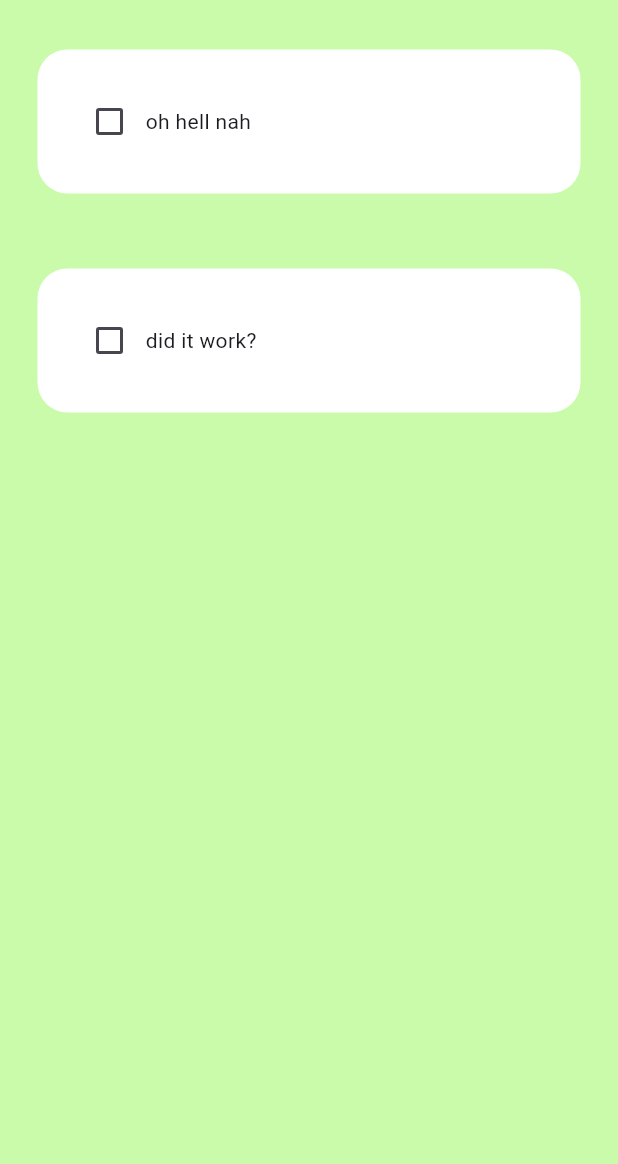
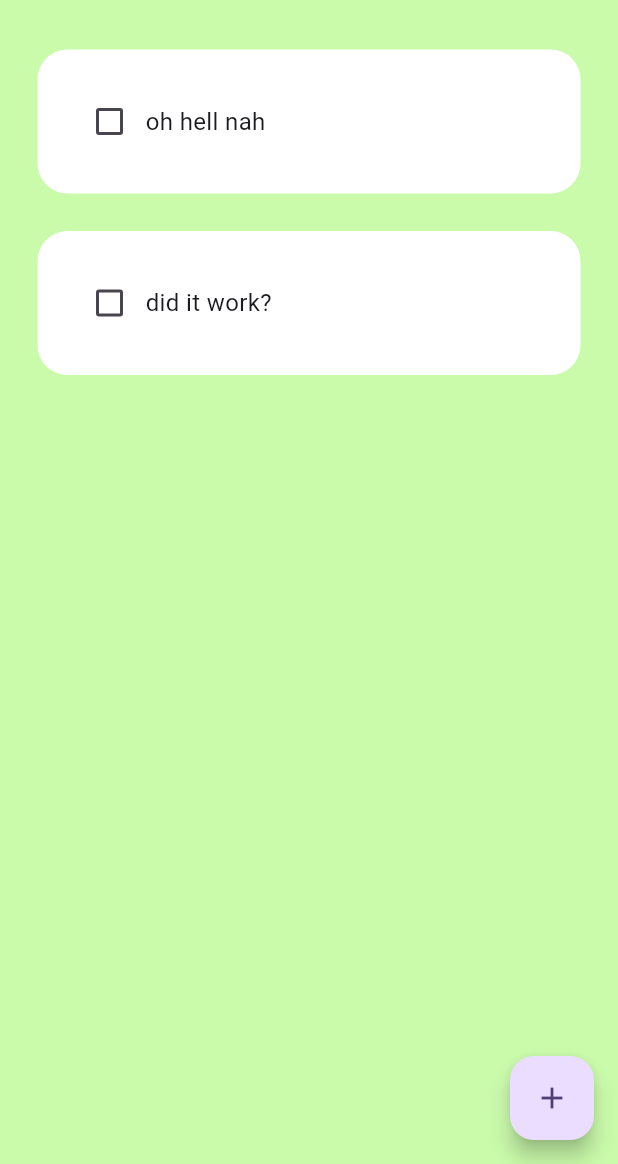
Before and after one commit to kwabenaf/todo_flutter, a Flutter app: the screen it shows after launch, on a phone screen of 412 x 824 dp, the part 72-1236 px from its top. Run offline on Flutter 3.47's test engine with Material 2 defaults, Android fonts, the phone set to English and light mode, and no system bars; our stand-ins replace hive_flutter; accounts and stored records are empty.

Commit message:
worked on adding tasks - middle of functional btns

```diff
--- a/lib/util/todo_tile.dart
+++ b/lib/util/todo_tile.dart
@@ -1,4 +1,5 @@
 import 'package:flutter/material.dart';
+import 'package:tut_todo/constants/colors.dart';
 
 class ToDoTile extends StatelessWidget {
   final String taskName;
@@ -15,18 +16,37 @@
   @override
   Widget build(BuildContext context) {
     return Padding(
-      padding: const EdgeInsets.all(25.0),
+      padding: const EdgeInsets.only(
+        left: 25,
+        right: 25,
+        top: 25,
+      ),
       child: Container(
         padding: const EdgeInsets.all(24.0),
         decoration: BoxDecoration(
-            color: Colors.white, borderRadius: BorderRadius.circular(20)),
+          color: Colors.white,
+          borderRadius: BorderRadius.circular(20),
+        ),
         child: Row(
           children: [
             //checkbox
-            Checkbox(value: taskCompleted, onChanged: onChanged),
+            Checkbox(
+              value: taskCompleted,
+              onChanged: onChanged,
+              //checkColor: Colors.yellow,
+              activeColor: tdpurp,
+            ),
 
             //task name
-            Text(taskName),
+            Text(
+              taskName,
+              style: TextStyle(
+                decoration: taskCompleted
+                    ? TextDecoration.lineThrough
+                    : TextDecoration.none,
+                fontSize: 16,
+              ),
+            ),
           ],
         ),
       ),
```
Also changed, not shown: lib/pages/home.dart (+31 -1 lines), lib/util/dialog_box.dart (added, +51 -0 lines), lib/util/my_button.dart (added, +21 -0 lines).
